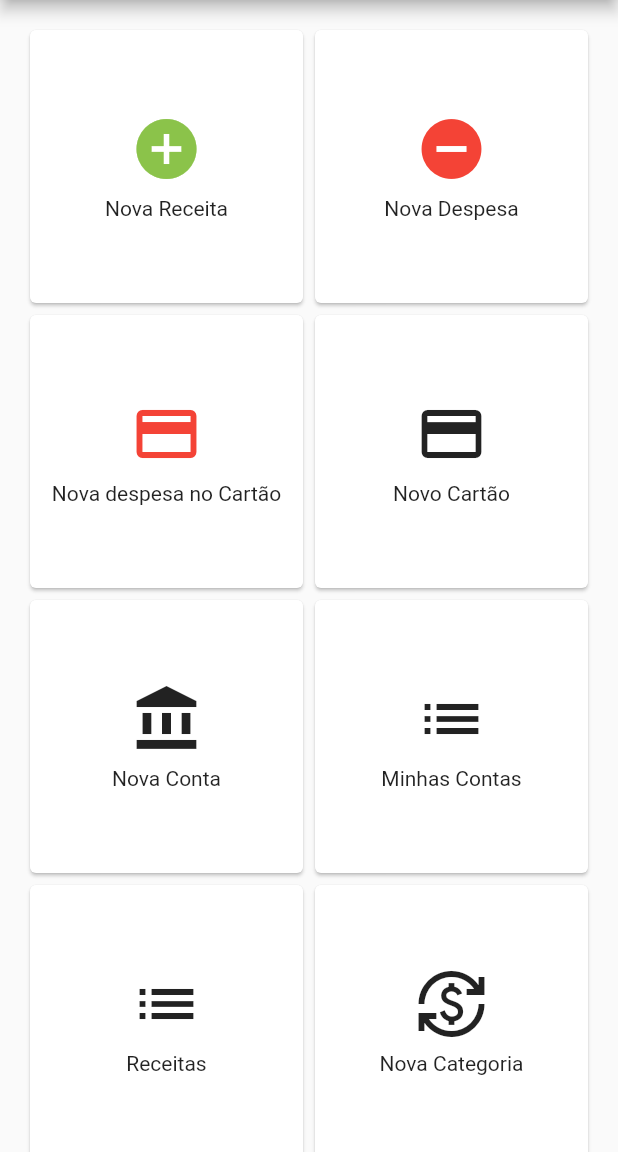
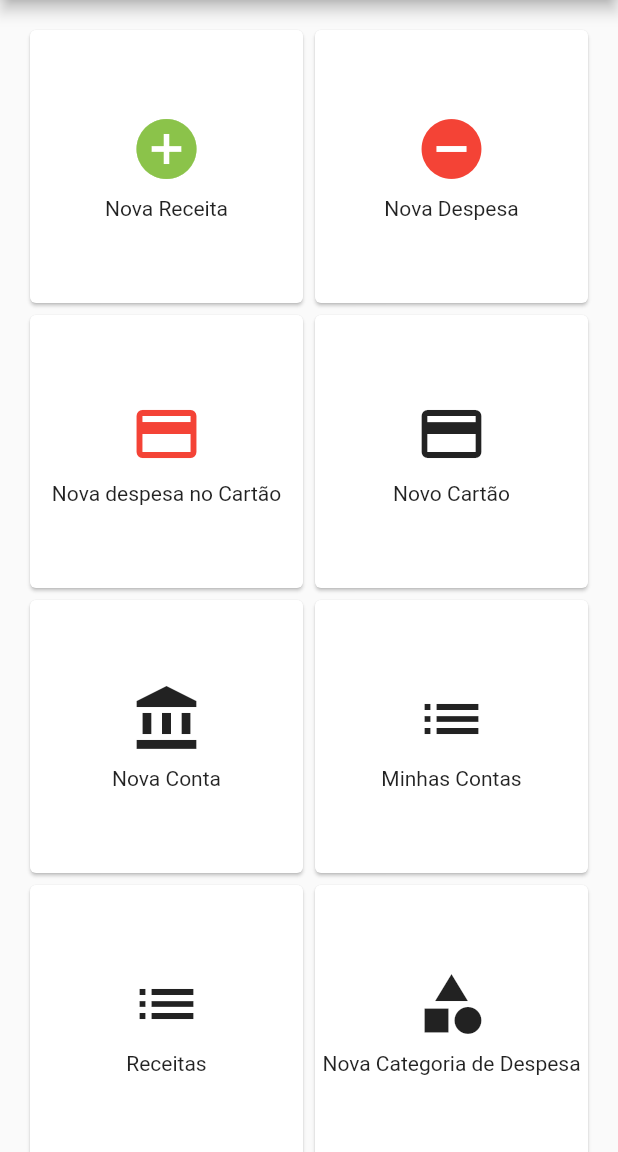
Before and after one commit to abeeatriz/da_minha_conta, a Flutter app: the screen it shows after launch, on a phone screen of 412 x 824 dp, the part 84-1236 px from its top. Run offline on Flutter 3.47's test engine with Material 2 defaults, Android fonts, the light colour scheme and no system bars; our stand-ins replace extended_masked_text, image_picker, sqflite; accounts and stored records are empty.

Commit message:
Adjust categoria title

```diff
--- a/lib/main.dart
+++ b/lib/main.dart
@@ -182,9 +182,9 @@ class HomePage extends StatelessWidget {
               child: Column(
                 mainAxisAlignment: MainAxisAlignment.center,
                 children: const [
-                  Icon(Icons.currency_exchange, size: 48.0),
+                  Icon(Icons.category, size: 48.0),
                   SizedBox(height: 8.0),
-                  Text('Nova Categoria', textAlign: TextAlign.center),
+                  Text('Nova Categoria de Despesa', textAlign: TextAlign.center),
                 ],
               ),
             ),
--- a/lib/screens/categoria/nova_categoria.dart
+++ b/lib/screens/categoria/nova_categoria.dart
@@ -67,7 +67,7 @@ class NovaCategoriaState extends State<NovaCategoria> {
               TextFormField(
                 controller: _descricaoController,
                 decoration: const InputDecoration(
-                  labelText: 'Categoria',
+                  labelText: 'Nova Categoria de Despesa',
                 ),
                 validator: (value) {
                   if (value?.isEmpty == true) {
```
